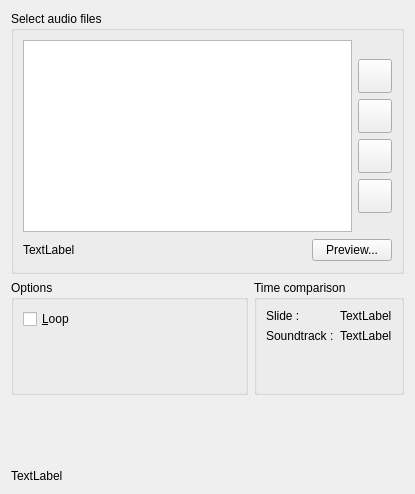
This is slideshow/soundtrackdialog.ui in KDE/kipi-plugins as Qt 5 draws it before an edit. The edited form follows.
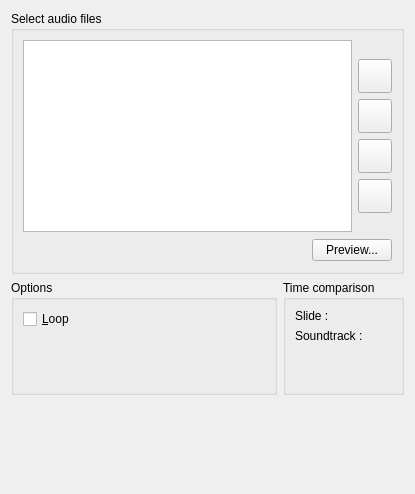
This is the edited form. Custom widgets are drawn as their Qt base class.

Commit message: remove placeholder texts from ui file

```diff
--- a/slideshow/soundtrackdialog.ui
+++ b/slideshow/soundtrackdialog.ui
@@ -194,7 +194,7 @@
            </sizepolicy>
           </property>
           <property name="text" >
-           <string>TextLabel</string>
+           <string/>
           </property>
          </widget>
         </item>
@@ -278,7 +278,7 @@
           <item row="0" column="1" >
            <widget class="QLabel" name="m_slideTimeLabel" >
             <property name="text" >
-             <string>TextLabel</string>
+             <string/>
             </property>
            </widget>
           </item>
@@ -292,7 +292,7 @@
           <item row="1" column="1" >
            <widget class="QLabel" name="m_soundtrackTimeLabel" >
             <property name="text" >
-             <string>TextLabel</string>
+             <string/>
             </property>
            </widget>
           </item>
@@ -332,7 +332,7 @@
    <item>
     <widget class="QLabel" name="m_statusBarLabel" >
      <property name="text" >
-      <string>TextLabel</string>
+      <string/>
      </property>
     </widget>
    </item>
```
